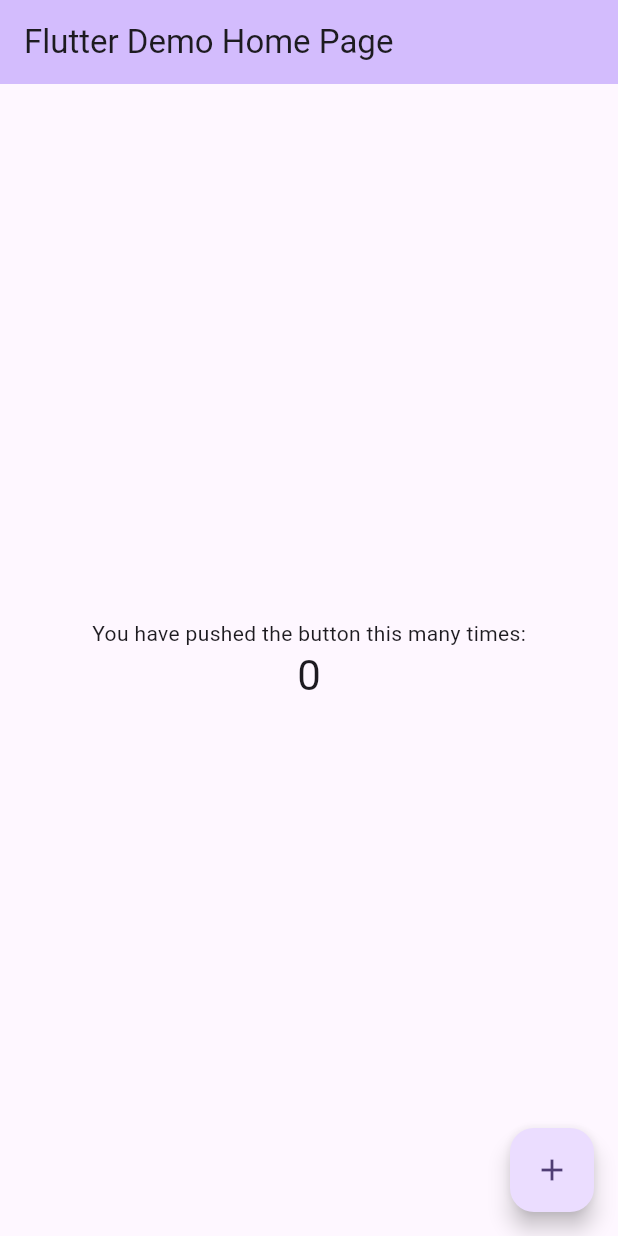
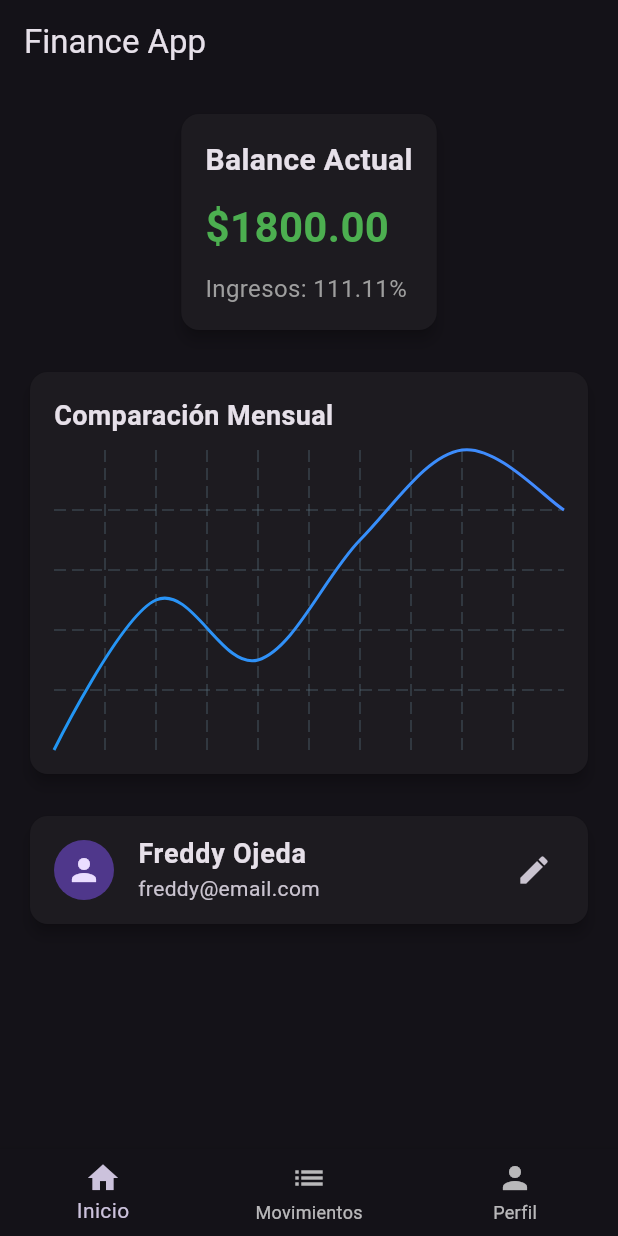
Before and after one commit to FreddyOjeda/flutter-finance-app, a Flutter app: the screen it shows after launch, on a phone screen of 412 x 824 dp. Run offline on Flutter 3.47's test engine with Material 3 defaults, Android fonts, the phone set to English and light mode, and no system bars; drawn by our look-alikes of fl_chart; our stand-ins replace sqflite; accounts and stored records are empty.

Commit message:
Creacion de ventnas principales

```diff
--- a/lib/main.dart
+++ b/lib/main.dart
@@ -1,4 +1,7 @@
 import 'package:flutter/material.dart';
+import 'screens/home_screen.dart';
+import 'screens/movements_screen.dart';
+import 'screens/profile_screen.dart';
 
 void main() {
   runApp(const MyApp());
@@ -7,119 +10,50 @@ void main() {
 class MyApp extends StatelessWidget {
   const MyApp({super.key});
 
-  // This widget is the root of your application.
   @override
   Widget build(BuildContext context) {
     return MaterialApp(
-      title: 'Flutter Demo',
-      theme: ThemeData(
-        // This is the theme of your application.
-        //
-        // TRY THIS: Try running your application with "flutter run". You'll see
-        // the application has a purple toolbar. Then, without quitting the app,
-        // try changing the seedColor in the colorScheme below to Colors.green
-        // and then invoke "hot reload" (save your changes or press the "hot
-        // reload" button in a Flutter-supported IDE, or press "r" if you used
-        // the command line to start the app).
-        //
-        // Notice that the counter didn't reset back to zero; the application
-        // state is not lost during the reload. To reset the state, use hot
-        // restart instead.
-        //
-        // This works for code too, not just values: Most code changes can be
-        // tested with just a hot reload.
-        colorScheme: ColorScheme.fromSeed(seedColor: Colors.deepPurple),
-        useMaterial3: true,
-      ),
-      home: const MyHomePage(title: 'Flutter Demo Home Page'),
+      debugShowCheckedModeBanner: false,
+      theme: ThemeData.dark(),
+      home: const MainScreen(),
     );
   }
 }
 
-class MyHomePage extends StatefulWidget {
-  const MyHomePage({super.key, required this.title});
-
-  // This widget is the home page of your application. It is stateful, meaning
-  // that it has a State object (defined below) that contains fields that affect
-  // how it looks.
-
-  // This class is the configuration for the state. It holds the values (in this
-  // case the title) provided by the parent (in this case the App widget) and
-  // used by the build method of the State. Fields in a Widget subclass are
-  // always marked "final".
-
-  final String title;
+class MainScreen extends StatefulWidget {
+  const MainScreen({super.key});
 
   @override
-  State<MyHomePage> createState() => _MyHomePageState();
+  State<MainScreen> createState() => _MainScreenState();
 }
 
-class _MyHomePageState extends State<MyHomePage> {
-  int _counter = 0;
+class _MainScreenState extends State<MainScreen> {
+  int _selectedIndex = 0;
+  final List<Widget> _screens = [
+    const HomeScreen(),
+    const MovementsScreen(),
+    const ProfileScreen(),
+  ];
 
-  void _incrementCounter() {
+  void _onItemTapped(int index) {
     setState(() {
-      // This call to setState tells the Flutter framework that something has
-      // changed in this State, which causes it to rerun the build method below
-      // so that the display can reflect the updated values. If we changed
-      // _counter without calling setState(), then the build method would not be
-      // called again, and so nothing would appear to happen.
-      _counter++;
+      _selectedIndex = index;
     });
   }
 
   @override
   Widget build(BuildContext context) {
-    // This method is rerun every time setState is called, for instance as done
-    // by the _incrementCounter method above.
-    //
-    // The Flutter framework has been optimized to make rerunning build methods
-    // fast, so that you can just rebuild anything that needs updating rather
-    // than having to individually change instances of widgets.
     return Scaffold(
-      appBar: AppBar(
-        // TRY THIS: Try changing the color here to a specific color (to
-        // Colors.amber, perhaps?) and trigger a hot reload to see the AppBar
-        // change color while the other colors stay the same.
-        backgroundColor: Theme.of(context).colorScheme.inversePrimary,
-        // Here we take the value from the MyHomePage object that was created by
-        // the App.build method, and use it to set our appbar title.
-        title: Text(widget.title),
+      body: _screens[_selectedIndex],
+      bottomNavigationBar: BottomNavigationBar(
+        currentIndex: _selectedIndex,
+        onTap: _onItemTapped,
+        items: const [
+          BottomNavigationBarItem(icon: Icon(Icons.home), label: 'Inicio'),
+          BottomNavigationBarItem(icon: Icon(Icons.list), label: 'Movimientos'),
+          BottomNavigationBarItem(icon: Icon(Icons.person), label: 'Perfil'),
+        ],
       ),
-      body: Center(
-        // Center is a layout widget. It takes a single child and positions it
-        // in the middle of the parent.
-        child: Column(
-          // Column is also a layout widget. It takes a list of children and
-          // arranges them vertically. By default, it sizes itself to fit its
-          // children horizontally, and tries to be as tall as its parent.
-          //
-          // Column has various properties to control how it sizes itself and
-          // how it positions its children. Here we use mainAxisAlignment to
-          // center the children vertically; the main axis here is the vertical
-          // axis because Columns are vertical (the cross axis would be
-          // horizontal).
-          //
-          // TRY THIS: Invoke "debug painting" (choose the "Toggle Debug Paint"
-          // action in the IDE, or press "p" in the console), to see the
-          // wireframe for each widget.
-          mainAxisAlignment: MainAxisAlignment.center,
-          children: <Widget>[
-            const Text(
-              'You have pushed the button this many times:',
-            ),
-            Text(
-              '$_counter',
-              style: Theme.of(context).textTheme.headlineMedium,
-            ),
-          ],
-        ),
-      ),
-      floatingActionButton: FloatingActionButton(
-        onPressed: _incrementCounter,
-        tooltip: 'Increment',
-        child: const Icon(Icons.add),
-      ), // This trailing comma makes auto-formatting nicer for build methods.
     );
   }
 }
--- /dev/null
+++ b/lib/models/transaction.dart
@@ -0,0 +1,13 @@
+class Transaction {
+  final String description;
+  final double amount;
+  final bool isIncome; // true para ingreso, false para egreso
+  final DateTime date;
+
+  Transaction({
+    required this.description,
+    required this.amount,
+    required this.isIncome,
+    required this.date,
+  });
+}
--- /dev/null
+++ b/lib/models/user.dart
@@ -0,0 +1,6 @@
+class User {
+  String name;
+  String email;
+
+  User({required this.name, required this.email});
+}
--- /dev/null
+++ b/lib/screens/home_screen.dart
@@ -0,0 +1,153 @@
+import 'package:flutter/material.dart';
+import 'package:fl_chart/fl_chart.dart';
+import '../models/user.dart';
+import '../models/transaction.dart';
+
+class HomeScreen extends StatefulWidget {
+  const HomeScreen({super.key});
+
+  @override
+  State<HomeScreen> createState() => _HomeScreenState();
+}
+
+class _HomeScreenState extends State<HomeScreen> {
+  User user = User(name: 'Freddy Ojeda', email: 'freddy@email.com');
+  List<Transaction> transactions = [
+    Transaction(
+        description: "Salario",
+        amount: 2000,
+        isIncome: true,
+        date: DateTime.now()),
+    Transaction(
+        description: "Comida",
+        amount: -150,
+        isIncome: false,
+        date: DateTime.now()),
+    Transaction(
+        description: "Transporte",
+        amount: -50,
+        isIncome: false,
+        date: DateTime.now()),
+  ];
+
+  double get totalBalance {
+    return transactions.fold(0, (sum, tx) => sum + tx.amount);
+  }
+
+  double get incomePercentage {
+    final income = transactions
+        .where((tx) => tx.isIncome)
+        .fold(0.0, (sum, tx) => sum + tx.amount);
+    return totalBalance > 0 ? (income / totalBalance) * 100 : 0;
+  }
+
+  List<FlSpot> getMonthlyData() {
+    return [
+      const FlSpot(1, 1000),
+      const FlSpot(2, 1500),
+      const FlSpot(3, 1300),
+      const FlSpot(4, 1700),
+      const FlSpot(5, 2000),
+      const FlSpot(6, 1800),
+    ];
+  }
+
+  @override
+  Widget build(BuildContext context) {
+    return Scaffold(
+      appBar: AppBar(title: const Text('Finance App')),
+      body: Padding(
+        padding: const EdgeInsets.all(16.0),
+        child: Column(
+          children: [
+            Card(
+              elevation: 4,
+              shape: RoundedRectangleBorder(
+                  borderRadius: BorderRadius.circular(12)),
+              child: Padding(
+                padding: const EdgeInsets.all(16),
+                child: Column(
+                  crossAxisAlignment: CrossAxisAlignment.start,
+                  children: [
+                    const Text("Balance Actual",
+                        style: TextStyle(
+                            fontSize: 20, fontWeight: FontWeight.bold)),
+                    const SizedBox(height: 10),
+                    Text("\$${totalBalance.toStringAsFixed(2)}",
+                        style: TextStyle(
+                          fontSize: 28,
+                          fontWeight: FontWeight.bold,
+                          color: totalBalance >= 0 ? Colors.green : Colors.red,
+                        )),
+                    const SizedBox(height: 10),
+                    Text("Ingresos: ${incomePercentage.toStringAsFixed(2)}%",
+                        style:
+                            const TextStyle(fontSize: 16, color: Colors.grey)),
+                  ],
+                ),
+              ),
+            ),
+            const SizedBox(height: 20),
+            Card(
+              elevation: 4,
+              shape: RoundedRectangleBorder(
+                  borderRadius: BorderRadius.circular(12)),
+              child: Padding(
+                padding: const EdgeInsets.all(16),
+                child: Column(
+                  crossAxisAlignment: CrossAxisAlignment.start,
+                  children: [
+                    const Text("Comparación Mensual",
+                        style: TextStyle(
+                            fontSize: 18, fontWeight: FontWeight.bold)),
+                    const SizedBox(height: 10),
+                    SizedBox(
+                      height: 200,
+                      child: LineChart(
+                        LineChartData(
+                          borderData: FlBorderData(show: false),
+                          lineBarsData: [
+                            LineChartBarData(
+                              spots: getMonthlyData(),
+                              isCurved: true,
+                              gradient: const LinearGradient(
+                                colors: [
+                                  Colors.blue,
+                                  Colors.blueAccent
+                                ], // Puedes agregar más colores si quieres
+                              ),
+                              dotData: const FlDotData(show: false),
+                              belowBarData: BarAreaData(show: false),
+                            ),
+                          ],
+                          titlesData: const FlTitlesData(show: false),
+                        ),
+                      ),
+                    ),
+                  ],
+                ),
+              ),
+            ),
+            const SizedBox(height: 20),
+            Card(
+              elevation: 4,
+              shape: RoundedRectangleBorder(
+                  borderRadius: BorderRadius.circular(12)),
+              child: ListTile(
+                leading: const CircleAvatar(child: Icon(Icons.person)),
+                title: Text(user.name,
+                    style: const TextStyle(
+                        fontSize: 18, fontWeight: FontWeight.bold)),
+                subtitle: Text(user.email),
+                trailing: const Icon(Icons.edit),
+                onTap: () {
+                  // Aquí puedes redirigir a la pantalla de perfil si lo deseas
+                },
+              ),
+            ),
+          ],
+        ),
+      ),
+    );
+  }
+}
--- a/pubspec.yaml
+++ b/pubspec.yaml
@@ -30,11 +30,14 @@ environment:
 dependencies:
   flutter:
     sdk: flutter
+  sqflite: ^2.3.0
+  path_proider: ^2.1.2
 
 
   # The following adds the Cupertino Icons font to your application.
   # Use with the CupertinoIcons class for iOS style icons.
   cupertino_icons: ^1.0.8
+  fl_chart: ^0.70.2
 
 dev_dependencies:
   flutter_test:
@@ -45,7 +48,7 @@ dev_dependencies:
   # activated in the `analysis_options.yaml` file located at the root of your
   # package. See that file for information about deactivating specific lint
   # rules and activating additional ones.
-  flutter_lints: ^4.0.0
+  flutter_lints: ^5.0.0
 
 # For information on the generic Dart part of this file, see the
 # following page: https://dart.dev/tools/pub/pubspec
```
Also changed, not shown: lib/database/database_helper.dart (added, +64 -0 lines), lib/screens/movements_screen.dart (added, +194 -0 lines), lib/screens/profile_screen.dart (added, +56 -0 lines), pubspec.lock, 126 other files.
